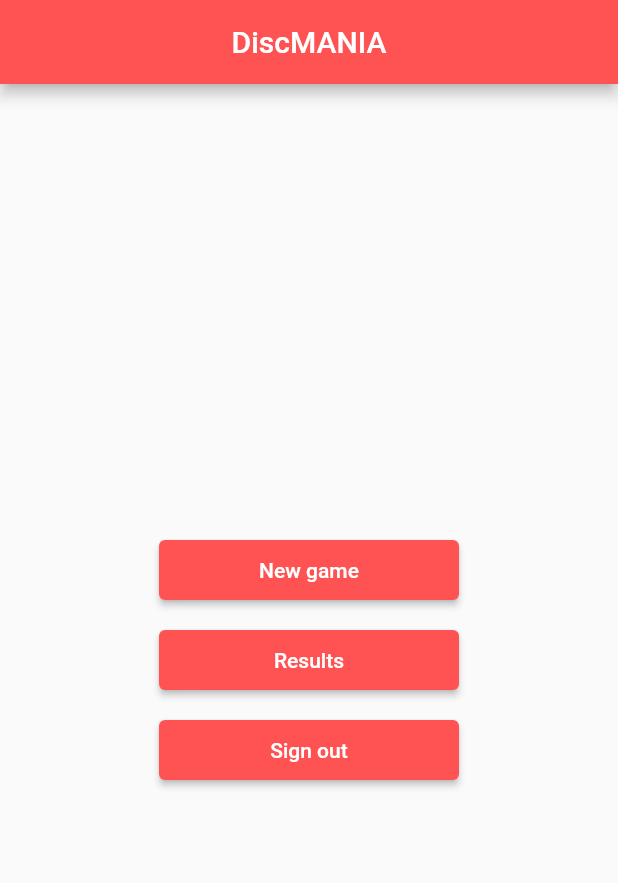
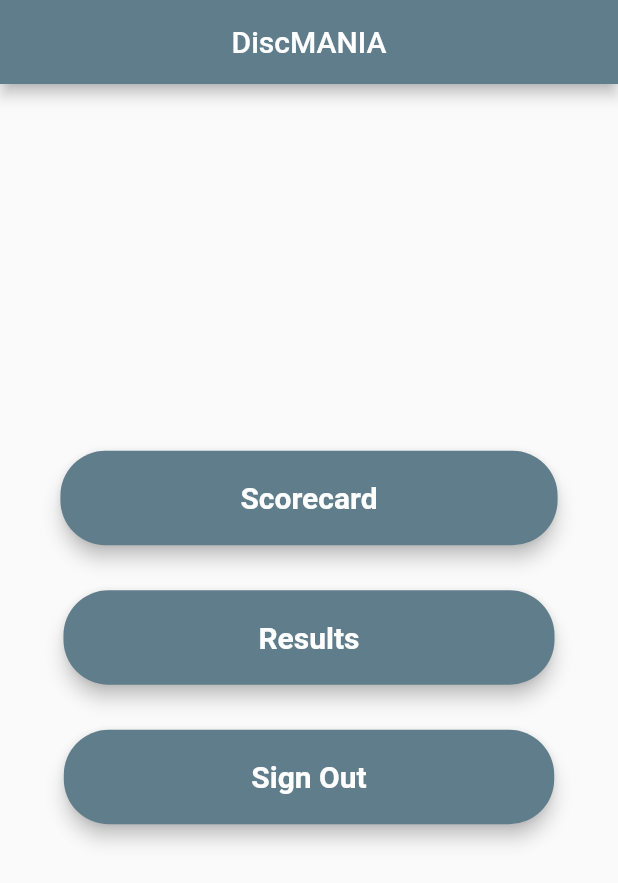
Before and after one commit to gu-tig169-ht21/grupp7, a Flutter app: the screen it shows once a user with an empty profile is signed in, on a phone screen of 412 x 824 dp. Shown: the top 883 px of the screen. Run offline on Flutter 3.47's test engine with Material 2 defaults, Android fonts, the phone set to English and light mode, and no system bars; our stand-ins replace cloud_firestore, firebase_auth, firebase_core, fluttertoast; accounts and stored records are empty; network calls fail.

```diff
--- a/lib/main.dart
+++ b/lib/main.dart
@@ -32,7 +32,7 @@ class MyApp extends StatelessWidget {
         debugShowCheckedModeBanner: false,
         title: 'discMania',
         theme: ThemeData(
-          primarySwatch: Colors.red,
+          primarySwatch: Colors.blueGrey,
           visualDensity: VisualDensity.adaptivePlatformDensity,
         ),
         home: const AuthenticationWrapper(),
--- a/lib/providers/player_provider.dart
+++ b/lib/providers/player_provider.dart
@@ -8,7 +8,6 @@ class AddPlayerNotifier extends ChangeNotifier {
   addPlayer(String playerName) async {
     Player player = Player(playerName: playerName);
     playerList.add(player);
-
     notifyListeners();
   }
 
--- a/lib/view/addplayerscreen.dart
+++ b/lib/view/addplayerscreen.dart
@@ -31,7 +31,7 @@ class AddPlayerScreen extends StatelessWidget {
               height: 30.0,
             ),
             ElevatedButton(
-              child: const Text('add player'),
+              child: const Text('Add Player'),
               onPressed: () async {
                 if (_playerNameController.text.isEmpty) {
                   return;
--- a/lib/view/home_page.dart
+++ b/lib/view/home_page.dart
@@ -9,67 +9,88 @@ class HomePage extends StatelessWidget {
 
   @override
   Widget build(BuildContext context) {
+    final createscorecardbutton = Material(
+      elevation: 5,
+      borderRadius: BorderRadius.circular(30),
+      color: Colors.blueGrey,
+      child: MaterialButton(
+        padding: const EdgeInsets.fromLTRB(120, 20, 120, 20),
+        onPressed: () {
+          Navigator.push(context,
+              MaterialPageRoute(builder: (context) => const ScoreCard()));
+        },
+        child: const Text(
+          'Scorecard',
+          textAlign: TextAlign.center,
+          style: TextStyle(
+            fontSize: 20,
+            color: Colors.white,
+            fontWeight: FontWeight.bold,
+          ),
+        ),
+      ),
+    );
+
+    final resultbutton = Material(
+      elevation: 5,
+      borderRadius: BorderRadius.circular(30),
+      color: Colors.blueGrey,
+      child: MaterialButton(
+        padding: const EdgeInsets.fromLTRB(130, 20, 130, 20),
+        onPressed: () {
+          Navigator.push(context,
+              MaterialPageRoute(builder: (context) => const ResultView()));
+        },
+        child: const Text(
+          'Results',
+          textAlign: TextAlign.center,
+          style: TextStyle(
+            fontSize: 20,
+            color: Colors.white,
+            fontWeight: FontWeight.bold,
+          ),
+        ),
+      ),
+    );
+
+    final signoutbutton = Material(
+      elevation: 5,
+      borderRadius: BorderRadius.circular(30),
+      color: Colors.blueGrey,
+      child: MaterialButton(
+        padding: const EdgeInsets.fromLTRB(125, 20, 125, 20),
+        onPressed: () {
+          context.read<AuthenticationService>().signOut();
+        },
+        child: const Text(
+          'Sign Out',
+          textAlign: TextAlign.center,
+          style: TextStyle(
+            fontSize: 20,
+            color: Colors.white,
+            fontWeight: FontWeight.bold,
+          ),
+        ),
+      ),
+    );
+
     return Scaffold(
       appBar: AppBar(
         title: const Text('DiscMANIA'),
-        backgroundColor: Colors.redAccent,
+        backgroundColor: Colors.blueGrey,
         centerTitle: true,
       ),
       body: Center(
         child: Column(
           mainAxisAlignment: MainAxisAlignment.center,
-          children: [
-            SizedBox(
-              width: 200,
-              height: 40,
-              child: ElevatedButton(
-                onPressed: () {
-                  Navigator.push(
-                      context,
-                      MaterialPageRoute(
-                          builder: (context) => const ScoreCard()));
-                },
-                style: ButtonStyle(
-                    backgroundColor:
-                        MaterialStateProperty.all<Color>(Colors.redAccent)),
-                child: const Text('New game'),
-              ),
-            ),
-            const SizedBox(
-              height: 20,
-            ),
-            SizedBox(
-              width: 200,
-              height: 40,
-              child: ElevatedButton(
-                onPressed: () {
-                  Navigator.push(
-                      context,
-                      MaterialPageRoute(
-                          builder: (context) => const ResultView()));
-                },
-                style: ButtonStyle(
-                    backgroundColor:
-                        MaterialStateProperty.all<Color>(Colors.redAccent)),
-                child: const Text('Results'),
-              ),
-            ),
-            const SizedBox(
-              height: 20,
-            ),
-            SizedBox(
-              width: 200,
-              height: 40,
-              child: ElevatedButton(
-                onPressed: () {
-                  context.read<AuthenticationService>().signOut();
-                },
-                style: ButtonStyle(
-                    backgroundColor:
-                        MaterialStateProperty.all<Color>(Colors.redAccent)),
-                child: const Text("Sign out"),
-              ),
-            ),
+          crossAxisAlignment: CrossAxisAlignment.center,
+          children: <Widget>[
+            createscorecardbutton,
+            const SizedBox(height: 30),
+            resultbutton,
+            const SizedBox(height: 30),
+            signoutbutton,
+            const SizedBox(height: 30),
           ],
         ),
       ),
```
Also changed, not shown: lib/auth_firebase/authentication_service.dart (+26 -1 lines), lib/auth_firebase/sign_in.dart (+6 -6 lines), lib/view/result_view.dart (+12 -12 lines), pubspec.lock.
